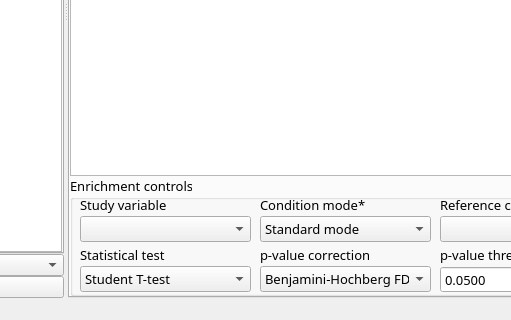
Before: the Qt Designer form ui/lipidspacegui.ui in lifs-tools/lipidspace, drawn with Qt 5; both pictures show x 320 to 831 and y 295 to 615 of the 1151 by 615 pixel window.
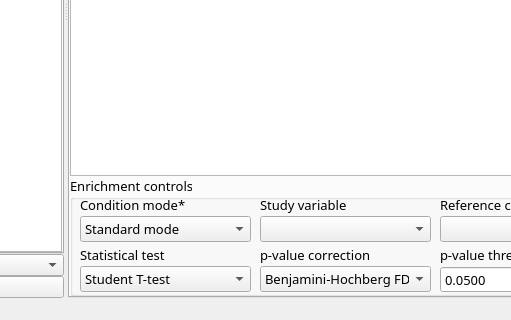
After: the same form once the commit is applied. Custom widgets are drawn as their Qt base class.

```diff
--- a/ui/lipidspacegui.ui
+++ b/ui/lipidspacegui.ui
@@ -910,7 +910,7 @@
            <widget class="QComboBox" name="studyVariableComboBoxEnrichment">
             <property name="geometry">
              <rect>
-              <x>10</x>
+              <x>190</x>
               <y>40</y>
               <width>171</width>
               <height>26</height>
@@ -920,7 +920,7 @@
            <widget class="QLabel" name="studyVarEnrichmentLabel">
             <property name="geometry">
              <rect>
-              <x>10</x>
+              <x>190</x>
               <y>20</y>
               <width>141</width>
               <height>18</height>
@@ -1145,7 +1145,7 @@
            <widget class="QLabel" name="conditionModeLabel">
             <property name="geometry">
              <rect>
-              <x>190</x>
+              <x>10</x>
               <y>20</y>
               <width>141</width>
               <height>18</height>
@@ -1158,7 +1158,7 @@
            <widget class="QComboBox" name="conditionModeComboBox">
             <property name="geometry">
              <rect>
-              <x>190</x>
+              <x>10</x>
               <y>40</y>
               <width>171</width>
               <height>26</height>
```
Left out of the diff: 5 changed lines with no effect on the pictures.
